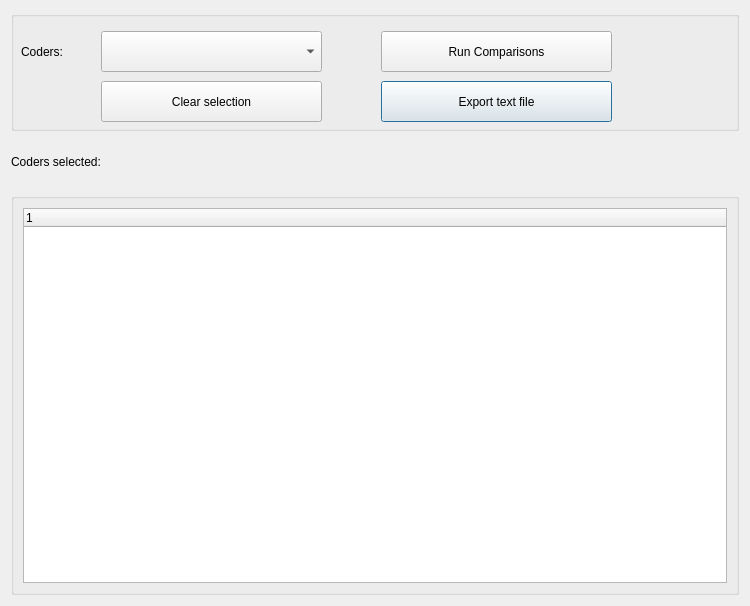
Qt form GUI_UIs/ui_dialog_report_comparisons.ui (ccbogel/QualCoder) before a commit.
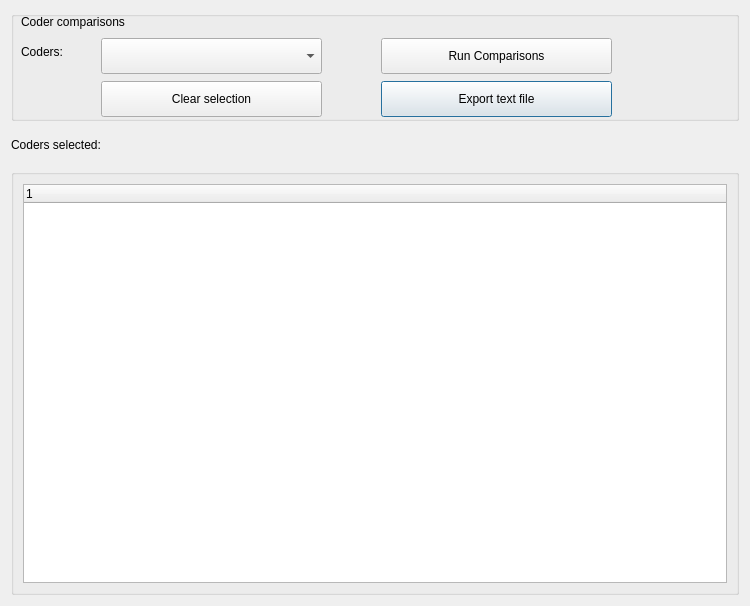
The same form after that commit.

Diff of the .ui file:
```diff
--- a/GUI_UIs/ui_dialog_report_comparisons.ui
+++ b/GUI_UIs/ui_dialog_report_comparisons.ui
@@ -22,13 +22,13 @@
      <property name="minimumSize">
       <size>
        <width>0</width>
-       <height>120</height>
+       <height>110</height>
       </size>
      </property>
      <property name="maximumSize">
       <size>
        <width>16777215</width>
-       <height>120</height>
+       <height>110</height>
       </size>
      </property>
      <property name="title">
@@ -40,7 +40,7 @@
         <x>370</x>
         <y>70</y>
         <width>231</width>
-        <height>41</height>
+        <height>36</height>
        </rect>
       </property>
       <property name="text">
@@ -51,9 +51,9 @@
       <property name="geometry">
        <rect>
         <x>370</x>
-        <y>20</y>
+        <y>27</y>
         <width>231</width>
-        <height>41</height>
+        <height>36</height>
        </rect>
       </property>
       <property name="text">
@@ -77,9 +77,9 @@
       <property name="geometry">
        <rect>
         <x>90</x>
-        <y>20</y>
+        <y>27</y>
         <width>221</width>
-        <height>41</height>
+        <height>36</height>
        </rect>
       </property>
      </widget>
@@ -89,13 +89,26 @@
         <x>90</x>
         <y>70</y>
         <width>221</width>
-        <height>41</height>
+        <height>36</height>
        </rect>
       </property>
       <property name="text">
        <string>Clear selection</string>
       </property>
      </widget>
+     <widget class="QLabel" name="label_title">
+      <property name="geometry">
+       <rect>
+        <x>10</x>
+        <y>0</y>
+        <width>301</width>
+        <height>22</height>
+       </rect>
+      </property>
+      <property name="text">
+       <string>Coder comparisons</string>
+      </property>
+     </widget>
     </widget>
    </item>
    <item>
@@ -103,13 +116,13 @@
      <property name="minimumSize">
       <size>
        <width>0</width>
-       <height>50</height>
+       <height>36</height>
       </size>
      </property>
      <property name="maximumSize">
       <size>
        <width>16777213</width>
-       <height>50</height>
+       <height>36</height>
       </size>
      </property>
      <property name="text">
```
